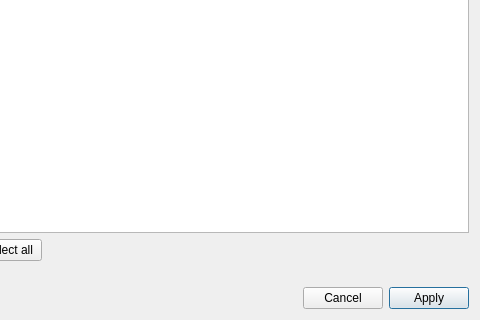
redmoon1945/gbp, file src/editirregulardialog.ui: the form before one commit; both pictures show x 820 to 1300 and y 580 to 900 of the 1300 by 900 pixel window.
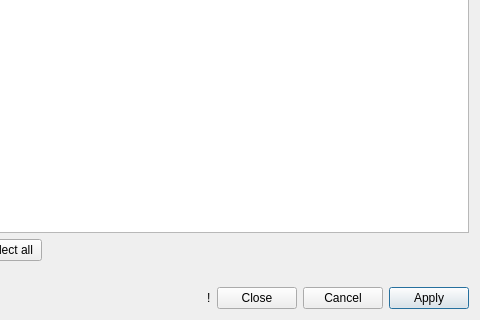
The form after the commit.

What changed in the file:
```diff
--- a/src/editirregulardialog.ui
+++ b/src/editirregulardialog.ui
@@ -550,6 +550,29 @@
          </property>
         </spacer>
        </item>
+       <item>
+        <widget class="QLabel" name="modifiedWarningLabel">
+         <property name="toolTip">
+          <string>&lt;html&gt;&lt;head/&gt;&lt;body&gt;&lt;p&gt;This cash stream definition has been modified in this window. Click &amp;quot;Apply&amp;quot; to apply the changes, or &amp;quot;Cancel&amp;quot; to discard them.&lt;/p&gt;&lt;/body&gt;&lt;/html&gt;</string>
+         </property>
+         <property name="text">
+          <string notr="true">!</string>
+         </property>
+        </widget>
+       </item>
+       <item>
+        <widget class="QPushButton" name="closePushButton">
+         <property name="text">
+          <string>Close</string>
+         </property>
+         <property name="autoDefault">
+          <bool>false</bool>
+         </property>
+         <property name="default">
+          <bool>false</bool>
+         </property>
+        </widget>
+       </item>
        <item>
         <widget class="QPushButton" name="cancelPushButton">
          <property name="text">
```
Left out of the diff: 3 changed lines with no effect on the pictures.
